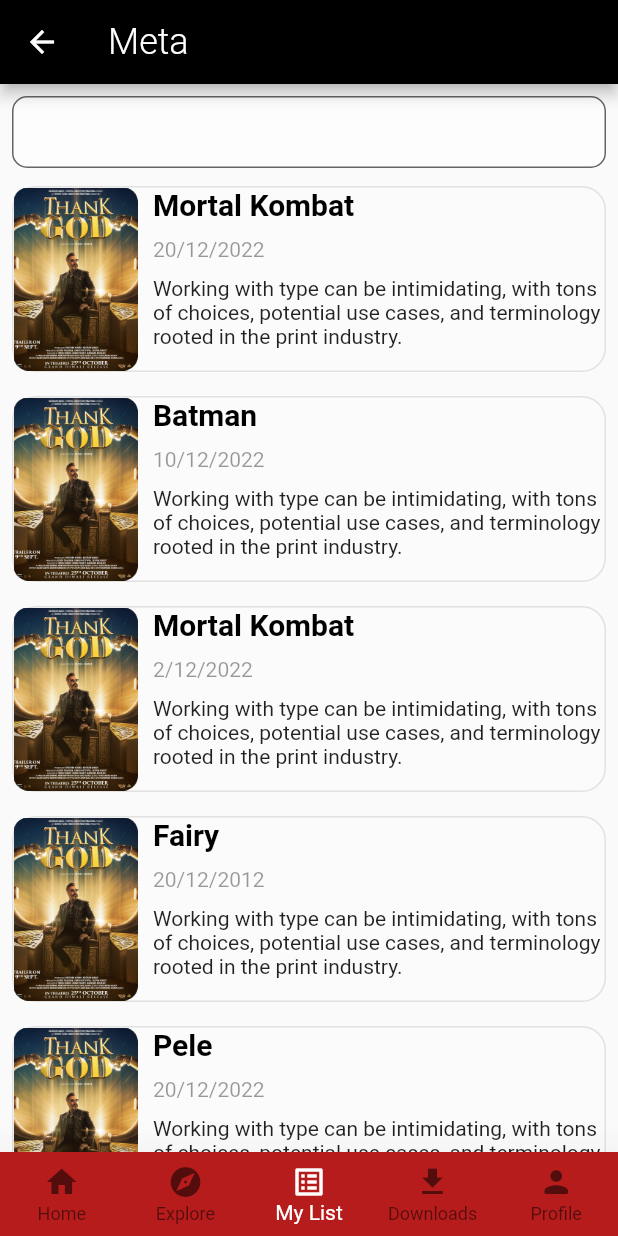
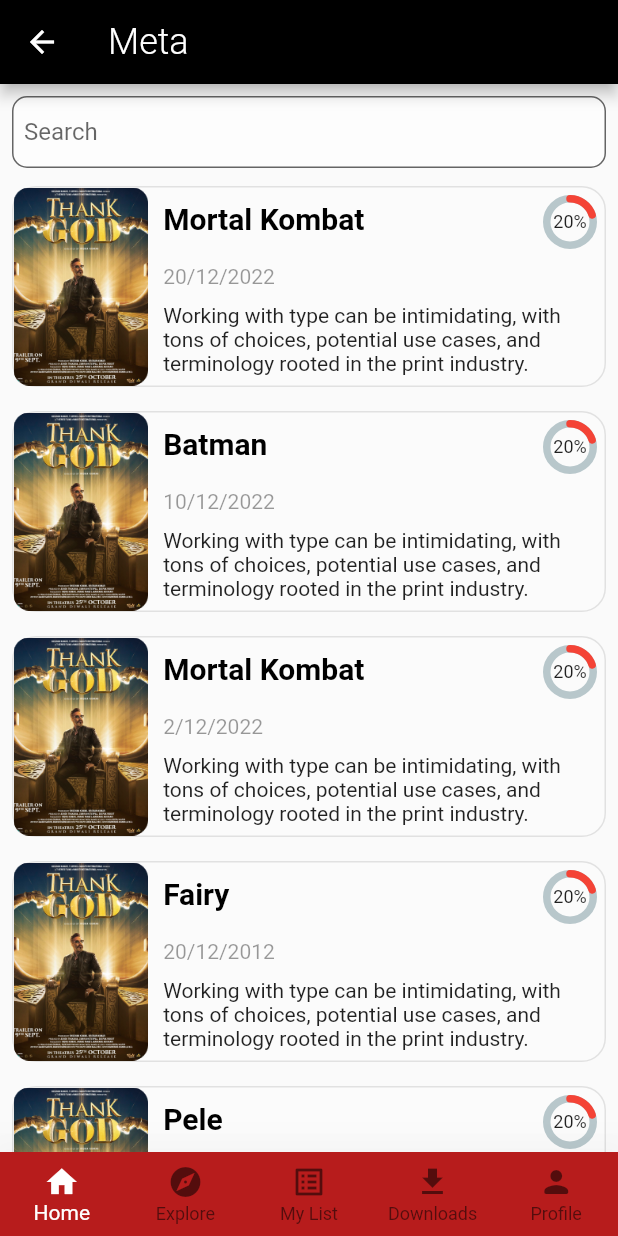
Before and after one commit to AliAltiyev/cinema, a Flutter app: the MainScreen screen opened by its route, on a phone screen of 412 x 824 dp. Run offline on Flutter 3.47's test engine with Material 2 defaults, Android fonts, the phone set to English and light mode, and no system bars; drawn by our look-alikes of percent_indicator; our stand-ins replace flutter_svg.

Commit message:
Movie details screen add

```diff
--- /dev/null
+++ b/lib/images.dart
@@ -0,0 +1,3 @@
+abstract class ApplicationImages{
+  static const movieDetailsHeader = 'images/movie_details_header.png';
+}
--- a/lib/movies.dart
+++ b/lib/movies.dart
@@ -3,9 +3,7 @@ class Movies {
   String title;
   String time;
   String description;
+  int id;
 
-  Movies(this.image, this.title, this.time, this.description);
-
-
-
+  Movies(this.image, this.title, this.time, this.description, this.id);
 }
--- a/lib/ui/home/home_screen.dart
+++ b/lib/ui/home/home_screen.dart
@@ -1,4 +1,5 @@
 import 'package:flutter/material.dart';
+import 'package:percent_indicator/circular_percent_indicator.dart';
 
 import '../../movies.dart';
 
@@ -10,40 +11,104 @@ class HomeScreen extends StatefulWidget {
 }
 
 class _HomeScreenState extends State<HomeScreen> {
+  var searchController = TextEditingController();
+
+  var movies = <Movies>[
+    Movies(
+        "images/movie_example_image.png",
+        "Mortal Kombat",
+        "20/12/2022",
+        "Working with type can be intimidating, with tons of choices, potential use cases, and terminology rooted in the print industry.",
+        1),
+    Movies(
+        "images/movie_example_image.png",
+        "Batman",
+        "10/12/2022",
+        "Working with type can be intimidating, with tons of choices, potential use cases, and terminology rooted in the print industry.",
+        2),
+    Movies(
+        "images/movie_example_image.png",
+        "Mortal Kombat",
+        "2/12/2022",
+        "Working with type can be intimidating, with tons of choices, potential use cases, and terminology rooted in the print industry.",
+        3),
+    Movies(
+        "images/movie_example_image.png",
+        "Fairy",
+        "20/12/2012",
+        "Working with type can be intimidating, with tons of choices, potential use cases, and terminology rooted in the print industry.",
+        4),
+    Movies(
+        "images/movie_example_image.png",
+        "Pele",
+        "20/12/2022",
+        "Working with type can be intimidating, with tons of choices, potential use cases, and terminology rooted in the print industry.",
+        5),
+    Movies(
+        "images/movie_example_image.png",
+        "Game of thrones",
+        "20/12/2022",
+        "Working with type can be intimidating, with tons of choices, potential use cases, and terminology rooted in the print industry.",
+        6),
+    Movies(
+        "images/movie_example_image.png",
+        "Aliens",
+        "20/12/2022",
+        "Working with type can be intimidating, with tons of choices, potential use cases, and terminology rooted in the print industry.",
+        7),
+    Movies(
+        "images/movie_example_image.png",
+        "Madonna",
+        "20/12/2022",
+        "Working with type can be intimidating, with tons of choices, potential use cases, and terminology rooted in the print industry.",
+        8),
+    Movies(
+        "images/movie_example_image.png",
+        "Birds",
+        "20/12/2022",
+        "Working with type can be intimidating, with tons of choices, potential use cases, and terminology rooted in the print industry.",
+        9),
+    Movies(
+        "images/movie_example_image.png",
+        "Banda",
+        "20/12/2022",
+        "Working with type can be intimidating, with tons of choices, potential use cases, and terminology rooted in the print industry.",
+        10)
+  ];
+
+  var emptyMovies = <Movies>[];
+
+  @override
+  void initState() {
+    // TODO: implement initState
+    super.initState();
+    searchController.addListener(() {
+      if (searchController.text.isNotEmpty) {
+        emptyMovies = movies.where((element) {
+          return element.title.contains(searchController.text);
+        }).toList();
+      } else {
+        emptyMovies = movies;
+      }
+      setState(() {});
+    });
+  }
+
+  _getMovieDetails(int id){
+    Navigator.pushNamed(context, '/Main/MovieDetails',arguments: movies[id].id);
+  }
+
   @override
   Widget build(BuildContext context) {
-    var movies = <Movies>[
-      Movies("images/movie_example_image.png", "Mortal Kombat", "20/12/2022",
-          "Working with type can be intimidating, with tons of choices, potential use cases, and terminology rooted in the print industry."),
-      Movies("images/movie_example_image.png", "Batman", "10/12/2022",
-          "Working with type can be intimidating, with tons of choices, potential use cases, and terminology rooted in the print industry."),
-      Movies("images/movie_example_image.png", "Mortal Kombat", "2/12/2022",
-          "Working with type can be intimidating, with tons of choices, potential use cases, and terminology rooted in the print industry."),
-      Movies("images/movie_example_image.png", "Fairy", "20/12/2012",
-          "Working with type can be intimidating, with tons of choices, potential use cases, and terminology rooted in the print industry."),
-      Movies("images/movie_example_image.png", "Pele", "20/12/2022",
-          "Working with type can be intimidating, with tons of choices, potential use cases, and terminology rooted in the print industry."),
-      Movies("images/movie_example_image.png", "Game of thrones", "20/12/2022",
-          "Working with type can be intimidating, with tons of choices, potential use cases, and terminology rooted in the print industry."),
-      Movies("images/movie_example_image.png", "Aliens", "20/12/2022",
-          "Working with type can be intimidating, with tons of choices, potential use cases, and terminology rooted in the print industry."),
-      Movies("images/movie_example_image.png", "Madonna", "20/12/2022",
-          "Working with type can be intimidating, with tons of choices, potential use cases, and terminology rooted in the print industry."),
-      Movies("images/movie_example_image.png", "Birds", "20/12/2022",
-          "Working with type can be intimidating, with tons of choices, potential use cases, and terminology rooted in the print industry."),
-      Movies("images/movie_example_image.png", "Banda", "20/12/2022",
-          "Working with type can be intimidating, with tons of choices, potential use cases, and terminology rooted in the print industry.")
-    ];
-
     return Stack(
       children: [
         ListView.builder(
             keyboardDismissBehavior: ScrollViewKeyboardDismissBehavior.onDrag,
-            padding: EdgeInsets.only(top: 60),
+            padding: const EdgeInsets.only(top: 60),
             physics: const BouncingScrollPhysics(),
             itemCount: 10,
             clipBehavior: Clip.hardEdge,
-            itemExtent: 140,
+            itemExtent: 150,
             itemBuilder: (BuildContext context, int index) {
               var _movies = movies[index];
               return Padding(
@@ -73,6 +138,10 @@ class _HomeScreenState extends State<HomeScreen> {
                             child: Column(
                               crossAxisAlignment: CrossAxisAlignment.start,
                               children: [
+                                Row(
+                                  mainAxisAlignment:
+                                      MainAxisAlignment.spaceBetween,
+                                  children: [
                                     Text(
                                       _movies.title,
                                       style: const TextStyle(
@@ -80,6 +149,25 @@ class _HomeScreenState extends State<HomeScreen> {
                                           fontWeight: FontWeight.bold,
                                           fontSize: 20),
                                       overflow: TextOverflow.ellipsis,
+                                    ),
+                                    Padding(
+                                      padding: const EdgeInsets.only(
+                                          right: 5.0, top: 5.0),
+                                      child: CircularPercentIndicator(
+                                        radius: 18.0,
+                                        lineWidth: 5.0,
+                                        percent: 0.20,
+                                        circularStrokeCap:
+                                            CircularStrokeCap.round,
+                                        fillColor: Colors.transparent,
+                                        center: const Text(
+                                          "20%",
+                                          style: TextStyle(fontSize: 12),
+                                        ),
+                                        progressColor: Colors.red,
+                                      ),
+                                    )
+                                  ],
                                 ),
                                 const SizedBox(
                                   height: 10,
@@ -110,7 +198,7 @@ class _HomeScreenState extends State<HomeScreen> {
                           borderRadius: BorderRadius.circular(10),
                           splashColor: Colors.white60,
                           onTap: () {
-                            print("sdadsad");
+                            _getMovieDetails(index);
                           },
                         ),
                       )
@@ -120,11 +208,13 @@ class _HomeScreenState extends State<HomeScreen> {
               );
             }),
         Padding(
-          padding: EdgeInsets.all(8.0),
+          padding: const EdgeInsets.all(8.0),
           child: TextField(
-            style: TextStyle(color: Colors.black),
+            controller: searchController,
+            style: const TextStyle(color: Colors.black),
             decoration: InputDecoration(
-                contentPadding: EdgeInsets.all(8),
+                label: const Text("Search"),
+                contentPadding: const EdgeInsets.all(8),
                 border: OutlineInputBorder(
                   borderRadius: BorderRadius.circular(10.0),
                 ),
--- a/lib/ui/mainscreen/MainScreen.dart
+++ b/lib/ui/mainscreen/MainScreen.dart
@@ -1,5 +1,6 @@
 import 'package:cinema/ui/home/home_screen.dart';
 import 'package:flutter/material.dart';
+
 
 class MainScreen extends StatefulWidget {
   const MainScreen({Key? key}) : super(key: key);
@@ -9,7 +10,7 @@ class MainScreen extends StatefulWidget {
 }
 
 class _MainScreenState extends State<MainScreen> {
-  int _selectedPageIndex = 2;
+  int _selectedPageIndex = 0;
 
   void changeNavigationBarIndex(int index) {
     if (index == _selectedPageIndex) return;
@@ -35,13 +36,14 @@ class _MainScreenState extends State<MainScreen> {
           BottomNavigationBarItem(
               label: "Profile", icon: Icon(Icons.person_rounded)),
         ],
-
         elevation: 30,
         currentIndex: _selectedPageIndex,
         onTap: changeNavigationBarIndex,
       ),
-      body: const HomeScreen()
-      ,
+      body: IndexedStack(
+        index: _selectedPageIndex,
+        children: const [HomeScreen()],
+      ),
       appBar: AppBar(
         title: const Text(
           "Meta",
--- a/pubspec.yaml
+++ b/pubspec.yaml
@@ -33,6 +33,7 @@ dependencies:
     sdk: flutter
   flutter_svg: ^1.1.6
   spider: ^3.1.0
+  percent_indicator: ^4.0.1
 
 
 
```
Also changed, not shown: lib/main.dart (+13 -3 lines), lib/ui/movie_details/movie_details_widget.dart (added, +111 -0 lines), images/movie_details_header.png (added), pubspec.lock. Lines whose indentation alone changed are shown as unchanged.
